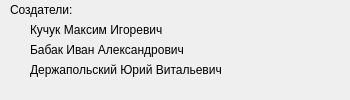
MaksKuchuk/CompGr, file aboutwidget.ui: the form before one commit.
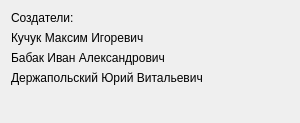
The form after the commit.

Diff of the .ui file:
```diff
--- a/aboutwidget.ui
+++ b/aboutwidget.ui
@@ -9,83 +9,61 @@
    <rect>
     <x>0</x>
     <y>0</y>
-    <width>350</width>
-    <height>100</height>
+    <width>300</width>
+    <height>123</height>
    </rect>
   </property>
   <property name="sizePolicy">
-   <sizepolicy hsizetype="Fixed" vsizetype="Fixed">
+   <sizepolicy hsizetype="Preferred" vsizetype="Preferred">
     <horstretch>0</horstretch>
     <verstretch>0</verstretch>
    </sizepolicy>
   </property>
   <property name="minimumSize">
    <size>
-    <width>350</width>
+    <width>300</width>
     <height>100</height>
    </size>
   </property>
   <property name="maximumSize">
    <size>
-    <width>350</width>
-    <height>100</height>
+    <width>400</width>
+    <height>150</height>
    </size>
   </property>
   <property name="windowTitle">
    <string>Form</string>
   </property>
+  <layout class="QFormLayout" name="formLayout">
+   <item row="0" column="0">
   <widget class="QLabel" name="label">
-   <property name="geometry">
-    <rect>
-     <x>10</x>
-     <y>0</y>
-     <width>330</width>
-     <height>20</height>
-    </rect>
-   </property>
    <property name="text">
     <string>Создатели:</string>
    </property>
   </widget>
+   </item>
+   <item row="1" column="0">
   <widget class="QLabel" name="label_2">
-   <property name="geometry">
-    <rect>
-     <x>30</x>
-     <y>20</y>
-     <width>320</width>
-     <height>20</height>
-    </rect>
-   </property>
    <property name="text">
     <string>Кучук Максим Игоревич</string>
    </property>
   </widget>
+   </item>
+   <item row="2" column="0">
   <widget class="QLabel" name="label_3">
-   <property name="geometry">
-    <rect>
-     <x>30</x>
-     <y>40</y>
-     <width>320</width>
-     <height>20</height>
-    </rect>
-   </property>
    <property name="text">
     <string>Бабак Иван Александрович</string>
    </property>
   </widget>
+   </item>
+   <item row="3" column="0">
   <widget class="QLabel" name="label_4">
-   <property name="geometry">
-    <rect>
-     <x>30</x>
-     <y>60</y>
-     <width>320</width>
-     <height>20</height>
-    </rect>
-   </property>
    <property name="text">
     <string>Держапольский Юрий Витальевич</string>
    </property>
   </widget>
+   </item>
+  </layout>
  </widget>
  <resources/>
  <connections/>
```
Left out of the diff: 3 changed lines with no effect on the pictures. Lines whose indentation alone changed are shown as unchanged.
